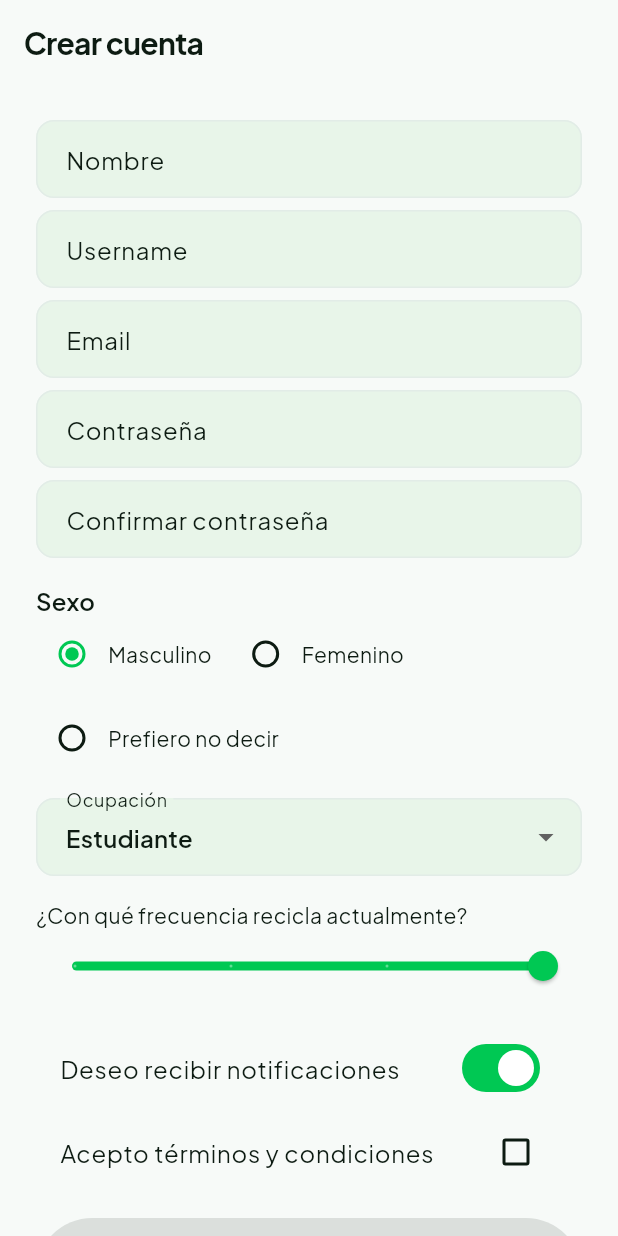
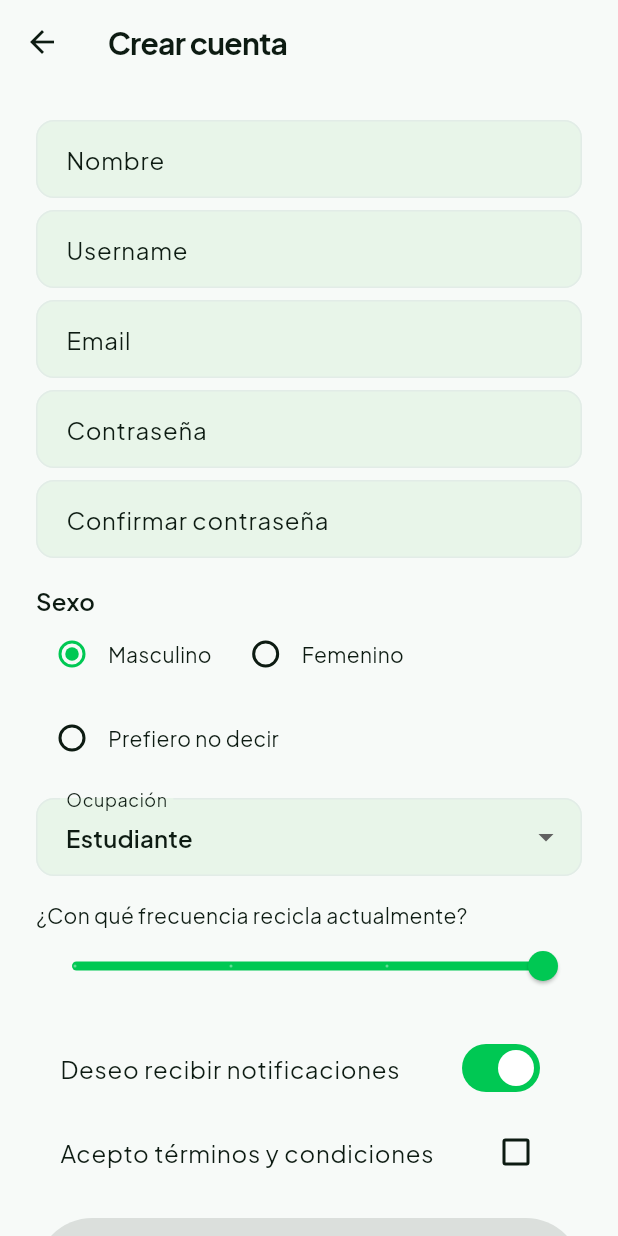
Before and after one commit to GZ-GROUP/oscar-ebin-app, a Flutter app: the SignupScreen screen opened by its route, on a phone screen of 412 x 824 dp. Run offline on Flutter 3.47's test engine with Material 3 defaults, Android fonts, the phone set to English and light mode, and no system bars; our stand-ins replace flutter_map, flutter_riverpod, geolocator, go_router, google_fonts, latlong2 and 1 more; missing offline and left inert: mobile_scanner; accounts and stored records are empty.

Commit message:
added back button

```diff
--- a/lib/features/auth/presentation/screens/signup_screen.dart
+++ b/lib/features/auth/presentation/screens/signup_screen.dart
@@ -57,7 +57,19 @@ class _SignupScreenState extends ConsumerState<SignupScreen> {
     final authNotifier = ref.read(authProvider.notifier);
 
     return Scaffold(
-      appBar: AppBar(title: const Text('Crear cuenta')),
+      appBar: AppBar(
+        leading: IconButton(
+          icon: const Icon(Icons.arrow_back),
+          onPressed: () {
+            if (context.canPop()) {
+              context.pop();
+            } else {
+              context.go(AppRoutes.login);
+            }
+          },
+        ),
+        title: const Text('Crear cuenta'),
+      ),
       body: SafeArea(
         child: LoadingOverlay(
           isLoading: auth.isLoading,
```
